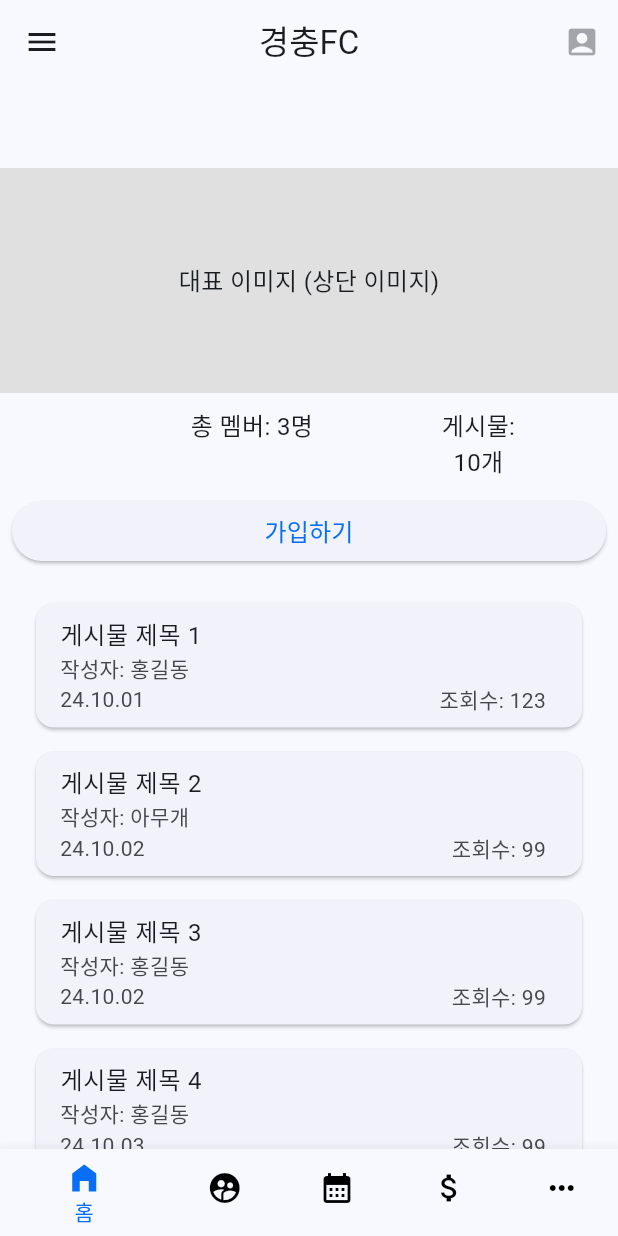
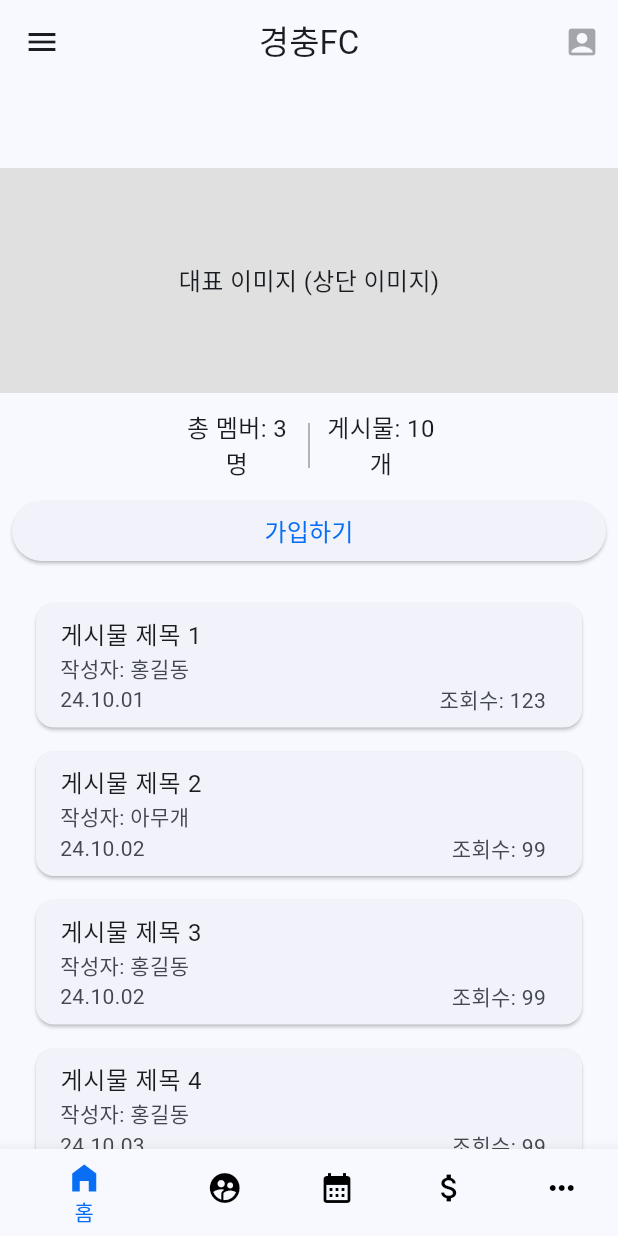
Before and after one commit to jaywapp/be-my-colleague, a Flutter app: the screen it shows after launch, after a tap on "Login with Google", on a phone screen of 412 x 824 dp. Run offline on Flutter 3.47's test engine with Material 3 defaults, Android fonts, the phone set to English and light mode, and no system bars; our stand-ins replace fluttertoast, google_sign_in; missing offline and left inert: dart:ffi, flutter_naver_map, googleapis.

Commit message:
구분선 추가

```diff
--- a/be_my_colleague/lib/home_screen.dart
+++ b/be_my_colleague/lib/home_screen.dart
@@ -37,26 +37,34 @@ class HomeScreenState extends State<HomeScreen> {
                     ),
                   ),
                 ),
-                SizedBox(height: 10),
+                SizedBox(height: 10), // 여백 추가
                 Row(
                   mainAxisAlignment: MainAxisAlignment.center,
                   children: [
                     Container(
-                      width: 200,
+                      width: 80,
                       height: 50,
+                      child: Center(
                         child: Text("총 멤버: 3명",
                             style: TextStyle(fontSize: 16),
                             textAlign: TextAlign.center),
                       ),
-                    SizedBox(width: 5),
-                    VerticalDivider(color: Colors.grey, thickness: 1.0),
-                    SizedBox(width: 5),
+                    ),
                     Container(
-                      width: 50,
+                      height: 30, // Divider의 높이를 설정
+                      child: VerticalDivider(
+                        color: Colors.grey,
+                        thickness: 1,
+                      ),
+                    ),
+                    Container(
+                      width: 80,
                       height: 50,
+                      child: Center(
                         child: Text("게시물: 10개",
                             style: TextStyle(fontSize: 16),
                             textAlign: TextAlign.center),
+                      ),
                     ),
                   ],
                 ),
```
Lines whose indentation alone changed are shown as unchanged.
